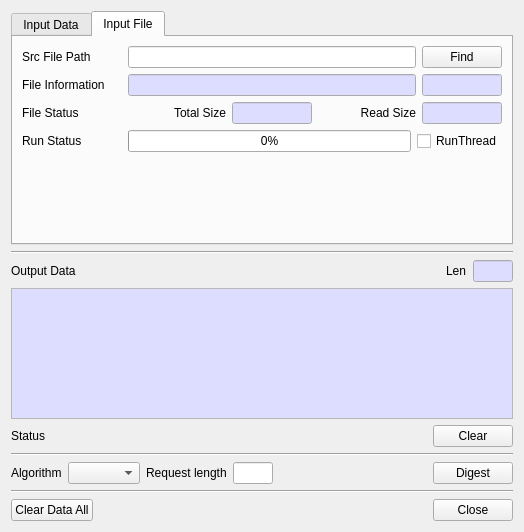
jykim74/BerEditor, file BerEditor/gen_hash_dlg.ui: the form before one commit.
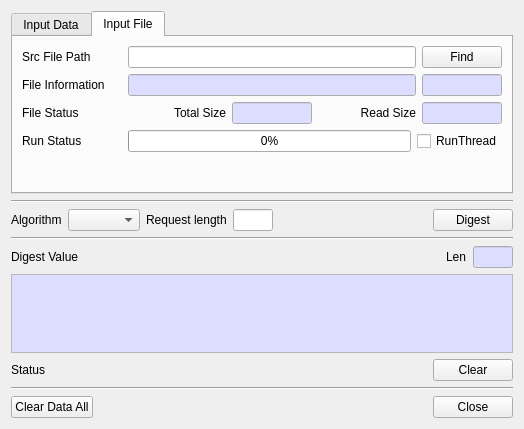
The form after the commit.

```diff
--- a/BerEditor/gen_hash_dlg.ui
+++ b/BerEditor/gen_hash_dlg.ui
@@ -7,7 +7,7 @@
     <x>0</x>
     <y>0</y>
     <width>524</width>
-    <height>532</height>
+    <height>429</height>
    </rect>
   </property>
   <property name="windowTitle">
@@ -545,6 +545,76 @@
      </widget>
     </widget>
    </item>
+   <item>
+    <widget class="Line" name="line">
+     <property name="orientation">
+      <enum>Qt::Horizontal</enum>
+     </property>
+    </widget>
+   </item>
+   <item>
+    <layout class="QGridLayout" name="gridLayout_6">
+     <property name="topMargin">
+      <number>0</number>
+     </property>
+     <item row="0" column="0">
+      <widget class="QLabel" name="label">
+       <property name="text">
+        <string>Algorithm</string>
+       </property>
+      </widget>
+     </item>
+     <item row="0" column="4">
+      <widget class="QLineEdit" name="mReqLenText">
+       <property name="minimumSize">
+        <size>
+         <width>40</width>
+         <height>0</height>
+        </size>
+       </property>
+       <property name="maximumSize">
+        <size>
+         <width>40</width>
+         <height>16777215</height>
+        </size>
+       </property>
+       <property name="maxLength">
+        <number>4</number>
+       </property>
+      </widget>
+     </item>
+     <item row="0" column="1">
+      <widget class="QComboBox" name="mOutputHashCombo"/>
+     </item>
+     <item row="0" column="2">
+      <widget class="QLabel" name="mReqLenLabel">
+       <property name="text">
+        <string>Request length</string>
+       </property>
+      </widget>
+     </item>
+     <item row="0" column="6">
+      <widget class="QPushButton" name="mDigestBtn">
+       <property name="text">
+        <string>Digest</string>
+       </property>
+      </widget>
+     </item>
+     <item row="0" column="5">
+      <spacer name="horizontalSpacer_3">
+       <property name="orientation">
+        <enum>Qt::Horizontal</enum>
+       </property>
+       <property name="sizeHint" stdset="0">
+        <size>
+         <width>40</width>
+         <height>20</height>
+        </size>
+       </property>
+      </spacer>
+     </item>
+    </layout>
+   </item>
    <item>
     <widget class="Line" name="line_4">
      <property name="orientation">
@@ -573,7 +643,7 @@
         </size>
        </property>
        <property name="text">
-        <string>Output Data</string>
+        <string>Digest Value</string>
        </property>
       </widget>
      </item>
@@ -732,76 +802,6 @@
      </item>
     </layout>
    </item>
-   <item>
-    <widget class="Line" name="line_3">
-     <property name="orientation">
-      <enum>Qt::Horizontal</enum>
-     </property>
-    </widget>
-   </item>
-   <item>
-    <layout class="QGridLayout" name="gridLayout_2">
-     <property name="topMargin">
-      <number>0</number>
-     </property>
-     <item row="0" column="7">
-      <widget class="QPushButton" name="mDigestBtn">
-       <property name="text">
-        <string>Digest</string>
-       </property>
-      </widget>
-     </item>
-     <item row="0" column="4">
-      <widget class="QLabel" name="mReqLenLabel">
-       <property name="text">
-        <string>Request length</string>
-       </property>
-      </widget>
-     </item>
-     <item row="0" column="5">
-      <widget class="QLineEdit" name="mReqLenText">
-       <property name="minimumSize">
-        <size>
-         <width>40</width>
-         <height>0</height>
-        </size>
-       </property>
-       <property name="maximumSize">
-        <size>
-         <width>40</width>
-         <height>16777215</height>
-        </size>
-       </property>
-       <property name="maxLength">
-        <number>4</number>
-       </property>
-      </widget>
-     </item>
-     <item row="0" column="1">
-      <widget class="QComboBox" name="mOutputHashCombo"/>
-     </item>
-     <item row="0" column="0">
-      <widget class="QLabel" name="label">
-       <property name="text">
-        <string>Algorithm</string>
-       </property>
-      </widget>
-     </item>
-     <item row="0" column="6">
-      <spacer name="horizontalSpacer_3">
-       <property name="orientation">
-        <enum>Qt::Horizontal</enum>
-       </property>
-       <property name="sizeHint" stdset="0">
-        <size>
-         <width>40</width>
-         <height>20</height>
-        </size>
-       </property>
-      </spacer>
-     </item>
-    </layout>
-   </item>
    <item>
     <widget class="Line" name="line_2">
      <property name="orientation">
```
Left out of the diff: 2 changed lines with no effect on the pictures.
